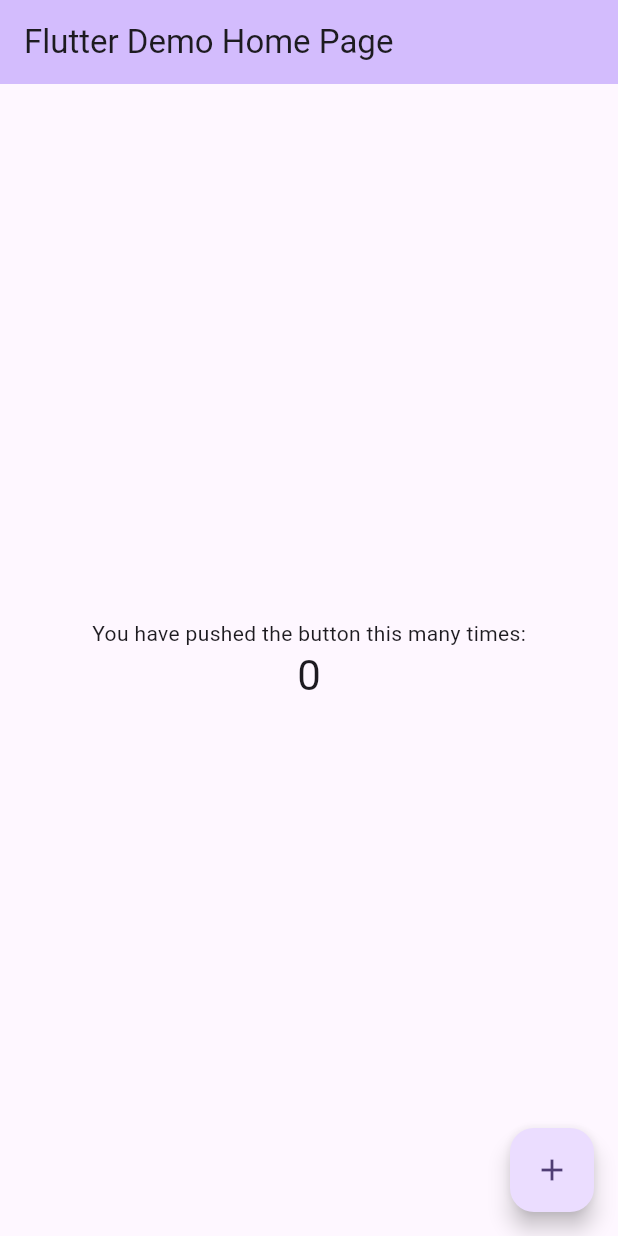
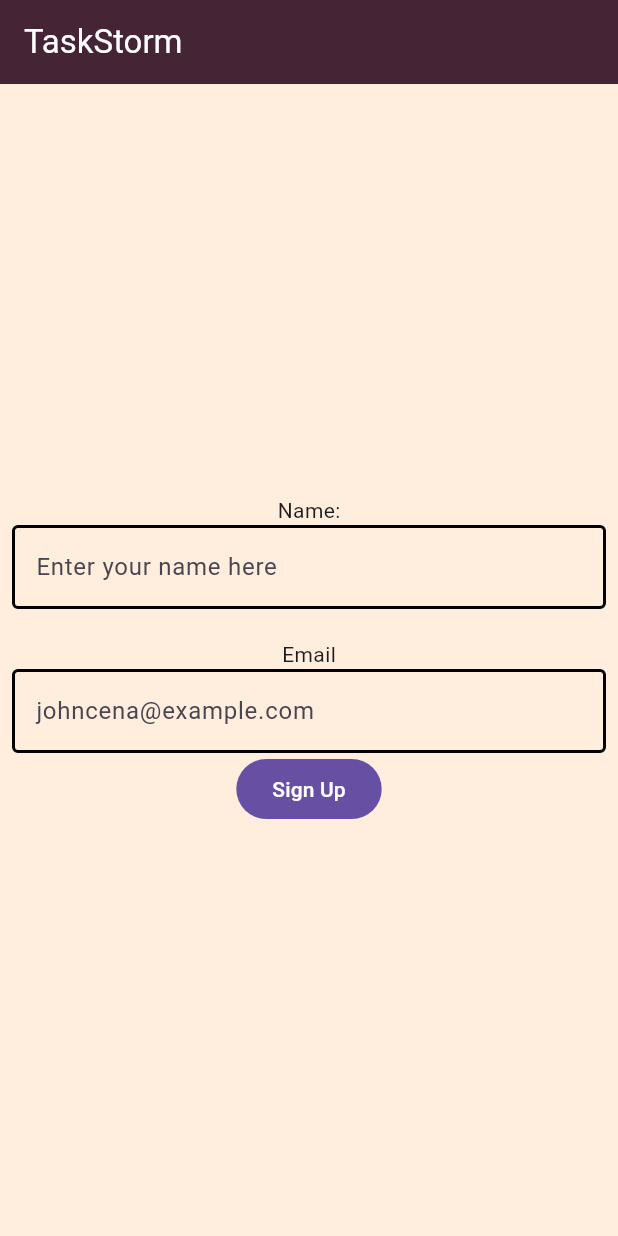
Before and after one commit to Dragolm/taskstorm, a Flutter app: the screen it shows after launch, on a phone screen of 412 x 824 dp. Run offline on Flutter 3.47's test engine with Material 3 defaults, Android fonts, the phone set to English and light mode, and no system bars; our stand-ins replace supabase_flutter; accounts and stored records are empty.

Commit message:
learned about textEditiingControllers

```diff
--- /dev/null
+++ b/lib/constants.dart
@@ -0,0 +1,5 @@
+import 'package:flutter/material.dart';
+
+//Colors
+const creamyPink = Color(0xFFFFEEDD);
+const brownishPink = Color(0xFF452535);
--- a/lib/main.dart
+++ b/lib/main.dart
@@ -1,52 +1,37 @@
+import 'dart:developer';
+
 import 'package:flutter/material.dart';
+import 'package:supabase_flutter/supabase_flutter.dart';
+import 'package:taskstorm/constants.dart';
 
-void main() {
-  runApp(const MyApp());
+Future<void> main() async {
+  await Supabase.initialize(
+    url: 'https://xyzcompany.supabase.co',
+    anonKey:
+        'eyJhbGciOiJIUzI1NiIsInR5cCI6IkpXVCJ9.eyJpc3MiOiJzdXBhYmFzZSIsInJlZiI6ImFncHFwZ2h3cGFjbW9nc3hvb2pzIiwicm9sZSI6ImFub24iLCJpYXQiOjE3NDQ2Mzg0MjMsImV4cCI6MjA2MDIxNDQyM30.Wbj3s0ZugD2-zv3Ws61fhj9KpaoqVgZ9ogZk7hg8rIc',
+  );
+
+  runApp(MyApp());
 }
+
+// Get a reference to your Supabase client
+final supabase = Supabase.instance.client;
 
 class MyApp extends StatelessWidget {
   const MyApp({super.key});
 
-  // This widget is the root of your application.
   @override
   Widget build(BuildContext context) {
     return MaterialApp(
-      title: 'Flutter Demo',
-      theme: ThemeData(
-        // This is the theme of your application.
-        //
-        // TRY THIS: Try running your application with "flutter run". You'll see
-        // the application has a purple toolbar. Then, without quitting the app,
-        // try changing the seedColor in the colorScheme below to Colors.green
-        // and then invoke "hot reload" (save your changes or press the "hot
-        // reload" button in a Flutter-supported IDE, or press "r" if you used
-        // the command line to start the app).
-        //
-        // Notice that the counter didn't reset back to zero; the application
-        // state is not lost during the reload. To reset the state, use hot
-        // restart instead.
-        //
-        // This works for code too, not just values: Most code changes can be
-        // tested with just a hot reload.
-        colorScheme: ColorScheme.fromSeed(seedColor: Colors.deepPurple),
-      ),
-      home: const MyHomePage(title: 'Flutter Demo Home Page'),
+      debugShowCheckedModeBanner: false,
+      title: 'TaskStorm',
+      home: const MyHomePage(title: 'TaskStorm'),
     );
   }
 }
 
 class MyHomePage extends StatefulWidget {
   const MyHomePage({super.key, required this.title});
-
-  // This widget is the home page of your application. It is stateful, meaning
-  // that it has a State object (defined below) that contains fields that affect
-  // how it looks.
-
-  // This class is the configuration for the state. It holds the values (in this
-  // case the title) provided by the parent (in this case the App widget) and
-  // used by the build method of the State. Fields in a Widget subclass are
-  // always marked "final".
-
   final String title;
 
   @override
@@ -54,69 +39,72 @@ class MyHomePage extends StatefulWidget {
 }
 
 class _MyHomePageState extends State<MyHomePage> {
-  int _counter = 0;
+  final TextEditingController _name = TextEditingController();
+  final TextEditingController _email = TextEditingController();
 
-  void _incrementCounter() {
-    setState(() {
-      // This call to setState tells the Flutter framework that something has
-      // changed in this State, which causes it to rerun the build method below
-      // so that the display can reflect the updated values. If we changed
-      // _counter without calling setState(), then the build method would not be
-      // called again, and so nothing would appear to happen.
-      _counter++;
-    });
+  @override
+  void initState() {
+    super.initState();
+  }
+
+  @override
+  void dispose() {
+    _name.dispose();
+    super.dispose();
   }
 
   @override
   Widget build(BuildContext context) {
-    // This method is rerun every time setState is called, for instance as done
-    // by the _incrementCounter method above.
-    //
-    // The Flutter framework has been optimized to make rerunning build methods
-    // fast, so that you can just rebuild anything that needs updating rather
-    // than having to individually change instances of widgets.
     return Scaffold(
+      backgroundColor: creamyPink,
       appBar: AppBar(
-        // TRY THIS: Try changing the color here to a specific color (to
-        // Colors.amber, perhaps?) and trigger a hot reload to see the AppBar
-        // change color while the other colors stay the same.
-        backgroundColor: Theme.of(context).colorScheme.inversePrimary,
-        // Here we take the value from the MyHomePage object that was created by
-        // the App.build method, and use it to set our appbar title.
-        title: Text(widget.title),
+        backgroundColor: brownishPink,
+        title: Text(widget.title, style: TextStyle(color: Colors.white)),
       ),
       body: Center(
-        // Center is a layout widget. It takes a single child and positions it
-        // in the middle of the parent.
-        child: Column(
-          // Column is also a layout widget. It takes a list of children and
-          // arranges them vertically. By default, it sizes itself to fit its
-          // children horizontally, and tries to be as tall as its parent.
-          //
-          // Column has various properties to control how it sizes itself and
-          // how it positions its children. Here we use mainAxisAlignment to
-          // center the children vertically; the main axis here is the vertical
-          // axis because Columns are vertical (the cross axis would be
-          // horizontal).
-          //
-          // TRY THIS: Invoke "debug painting" (choose the "Toggle Debug Paint"
-          // action in the IDE, or press "p" in the console), to see the
-          // wireframe for each widget.
-          mainAxisAlignment: MainAxisAlignment.center,
-          children: <Widget>[
-            const Text('You have pushed the button this many times:'),
-            Text(
-              '$_counter',
-              style: Theme.of(context).textTheme.headlineMedium,
-            ),
-          ],
+        child: Padding(
+          padding: const EdgeInsets.all(8.0),
+          child: Column(
+            mainAxisAlignment: MainAxisAlignment.center,
+            children: <Widget>[
+              const Text('Name:'),
+              TextField(
+                decoration: InputDecoration(
+                  hintText: 'Enter your name here',
+                  enabledBorder: OutlineInputBorder(
+                    borderSide: BorderSide(color: Colors.black, width: 2.0),
+                  ),
+                  focusedBorder: OutlineInputBorder(
+                    borderSide: BorderSide(color: Colors.black, width: 2.0),
+                  ),
+                ),
+                controller: _name,
+              ),
+              SizedBox(height: 20),
+              const Text('Email'),
+              TextField(
+                controller: _email,
+                decoration: InputDecoration(
+                  hintText: 'johncena@example.com',
+                  enabledBorder: OutlineInputBorder(
+                    borderSide: BorderSide(color: Colors.black, width: 2.0),
+                  ),
+                  focusedBorder: OutlineInputBorder(
+                    borderSide: BorderSide(color: Colors.black, width: 2.0),
+                  ),
+                ),
+              ),
+              FilledButton(
+                onPressed: () {
+                  log(_name.text);
+                  log(_email.text);
+                },
+                child: const Text('Sign Up'),
+              ),
+            ],
+          ),
         ),
       ),
-      floatingActionButton: FloatingActionButton(
-        onPressed: _incrementCounter,
-        tooltip: 'Increment',
-        child: const Icon(Icons.add),
-      ), // This trailing comma makes auto-formatting nicer for build methods.
     );
   }
 }
--- a/pubspec.yaml
+++ b/pubspec.yaml
@@ -34,6 +34,7 @@ dependencies:
   # The following adds the Cupertino Icons font to your application.
   # Use with the CupertinoIcons class for iOS style icons.
   cupertino_icons: ^1.0.8
+  supabase_flutter: ^2.8.4
 
 dev_dependencies:
   flutter_test:
```
Also changed, not shown: pubspec.lock, 2 other files.
